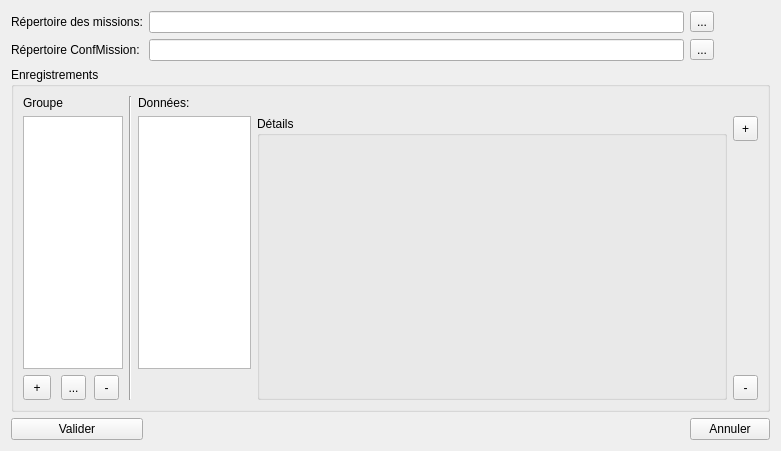
Before: the Qt Designer form fenpreferences.ui in MaximeGeay/CruiseManager, drawn with Qt 5.
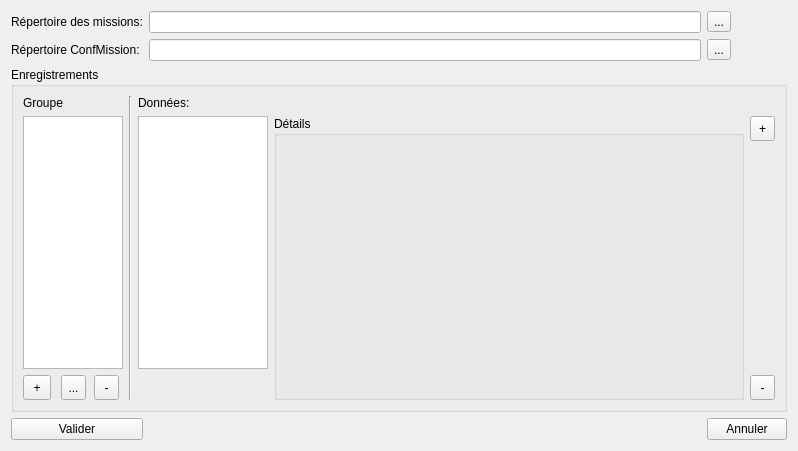
After: the same form once the commit is applied.

```diff
--- a/fenpreferences.ui
+++ b/fenpreferences.ui
@@ -264,6 +264,12 @@
           <verstretch>0</verstretch>
          </sizepolicy>
         </property>
+        <property name="minimumSize">
+         <size>
+          <width>130</width>
+          <height>247</height>
+         </size>
+        </property>
         <property name="maximumSize">
          <size>
           <width>150</width>
```
